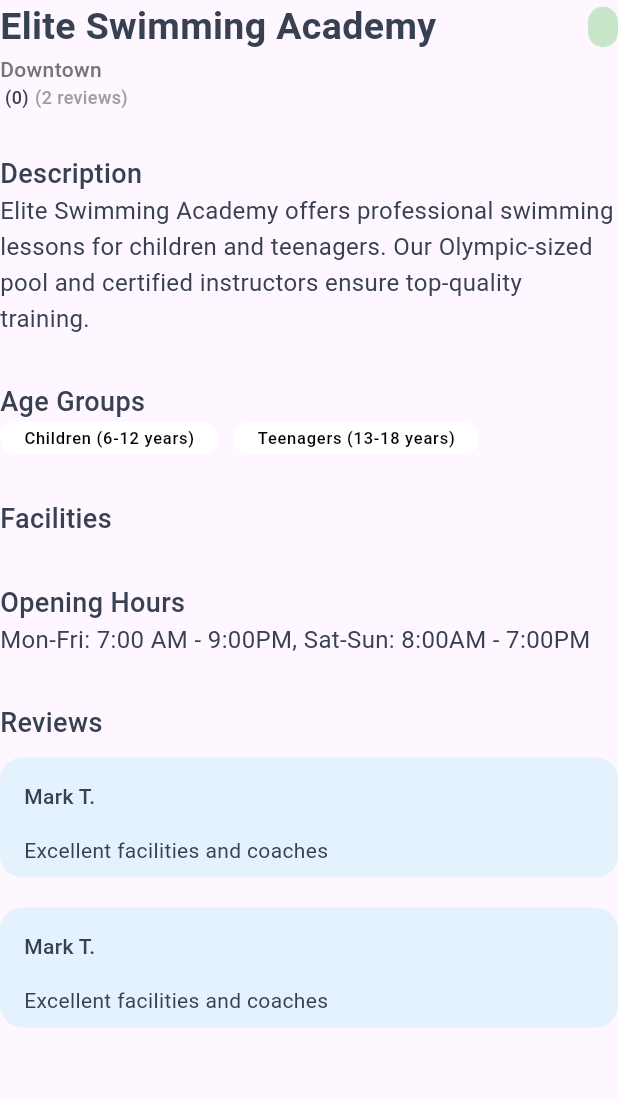
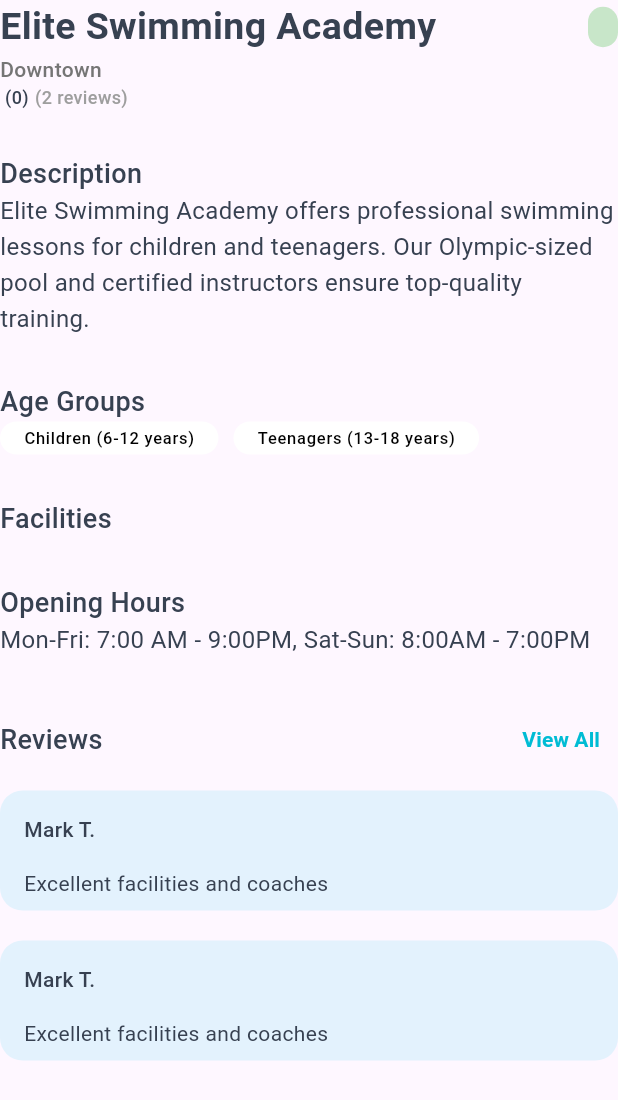
Before and after one commit to MTS-Services/Batteryqk_web-version-App-, a Flutter app: the CustomDetails widget shown alone on an empty page, opened directly with empty values, on a phone screen of 412 x 824 dp. Shown: the top 1100 px of the screen. Run offline on Flutter 3.47's test engine with Material 3 defaults, Android fonts, the phone set to English and light mode, and no system bars; our stand-ins replace dropdown_button2, firebase_auth, firebase_core, font_awesome_flutter, get, google_sign_in and 1 more; accounts and stored records are empty; network calls fail.

Commit message:
add reviews all

```diff
--- a/lib/common/widgets/listings_details_custom/custom_details.dart
+++ b/lib/common/widgets/listings_details_custom/custom_details.dart
@@ -1,7 +1,9 @@
+import 'package:batteryqk_web_app/features/authentication/views/review_screen.dart';
 import 'package:get/get.dart'; // add for .tr
 import 'package:batteryqk_web_app/common/styles/styles.dart';
 import 'package:batteryqk_web_app/util/colors.dart';
 import 'package:flutter/material.dart';
+import '../../../features/authentication/views/listings.dart';
 import 'custom_reviews.dart';
 
 class CustomDetails extends StatefulWidget {
@@ -114,7 +116,28 @@ class _CustomDetailsState extends State<CustomDetails> {
         CustomSectionHeaderText('opening_hours'.tr),
         CustomParagraphText('opening_hours_detail'.tr),
         const SizedBox(height: 30),
-        CustomSectionHeaderText('reviews'.tr),
+        Row(
+          mainAxisAlignment: MainAxisAlignment.spaceBetween,
+          children: [
+            CustomSectionHeaderText('reviews'.tr),
+            TextButton(
+              onPressed: () {
+                Navigator.push(
+                  context,
+                  MaterialPageRoute(builder: (context) => ReviewScreen()),
+                );
+              },
+              child: Text(
+                "view_all".tr,
+                style: TextStyle(
+                  color: AppColor.blueColor,
+                  fontWeight: FontWeight.bold,
+                  fontSize: 14,
+                ),
+              ),
+            ),
+          ],
+        ),
         ListView.builder(
           shrinkWrap: true,
           itemCount: 2,
--- a/lib/common/widgets/listings_details_custom/custom_reviews.dart
+++ b/lib/common/widgets/listings_details_custom/custom_reviews.dart
@@ -16,7 +16,7 @@ class CustomReviews extends StatelessWidget {
   Widget build(BuildContext context) {
     return Container(
       height: 80,
-      width: 400,
+      width: double.infinity,
       decoration: BoxDecoration(
         color: Colors.blue.shade50,
         borderRadius: BorderRadius.circular(15),
```
Also changed, not shown: lib/features/authentication/views/review_screen.dart (+36 -4 lines).
